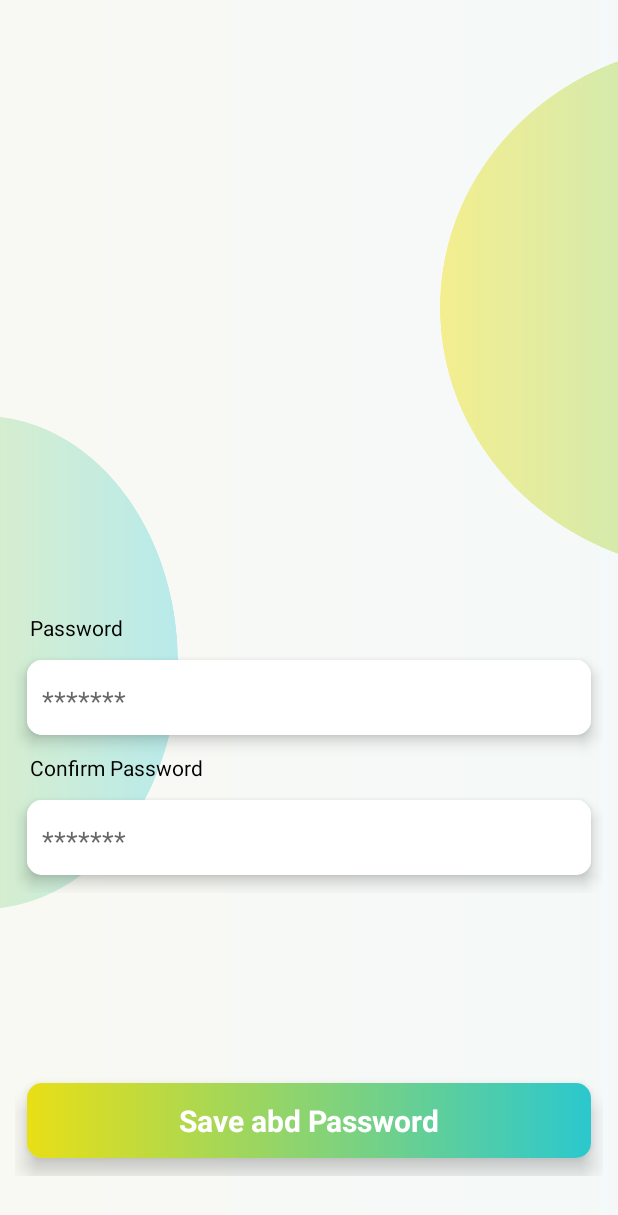
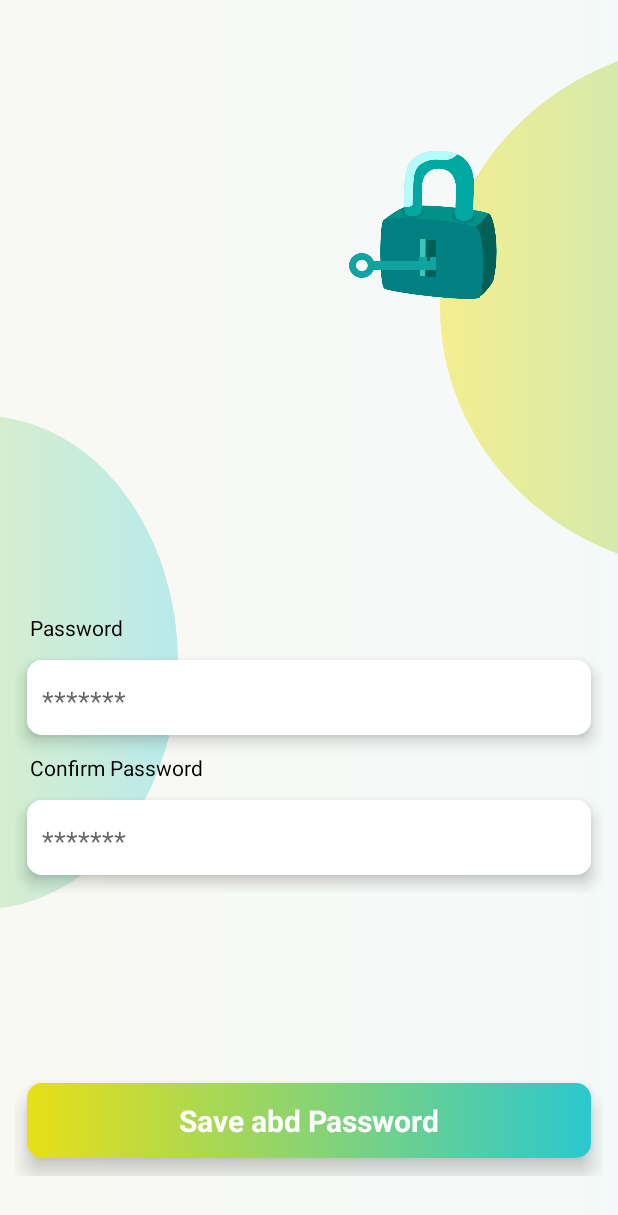
Before and after one commit to sudhirs745/Login, an Android app: the ForgotActivity screen opened directly, with no data from a screen before it, on a phone screen of 412 x 824 dp. Shown: the top 1215 px of the screen. Run offline under Robolectric (Android 15) with nearby library versions, the phone set to English and light mode, and no system bars.

Commit message:
forgot new add lock

```diff
--- a/app/src/main/res/layout/activity_main_new.xml
+++ b/app/src/main/res/layout/activity_main_new.xml
@@ -19,6 +19,7 @@
             android:layout_gravity="center|left"
             android:background="@drawable/blue_shape_design"/>
 
+
         <FrameLayout
             android:layout_width="120dp"
             android:layout_height="330dp"
@@ -26,6 +27,13 @@
             android:layout_gravity="top|right"
             android:background="@drawable/yellow_shape_design"/>
 
+        <FrameLayout
+            android:layout_width="100dp"
+            android:layout_height="100dp"
+            android:layout_marginTop="100dp"
+            android:layout_marginRight="80dp"
+            android:layout_gravity="top|center|right"
+            android:background="@drawable/lock"/>
 
 
         <LinearLayout
```
